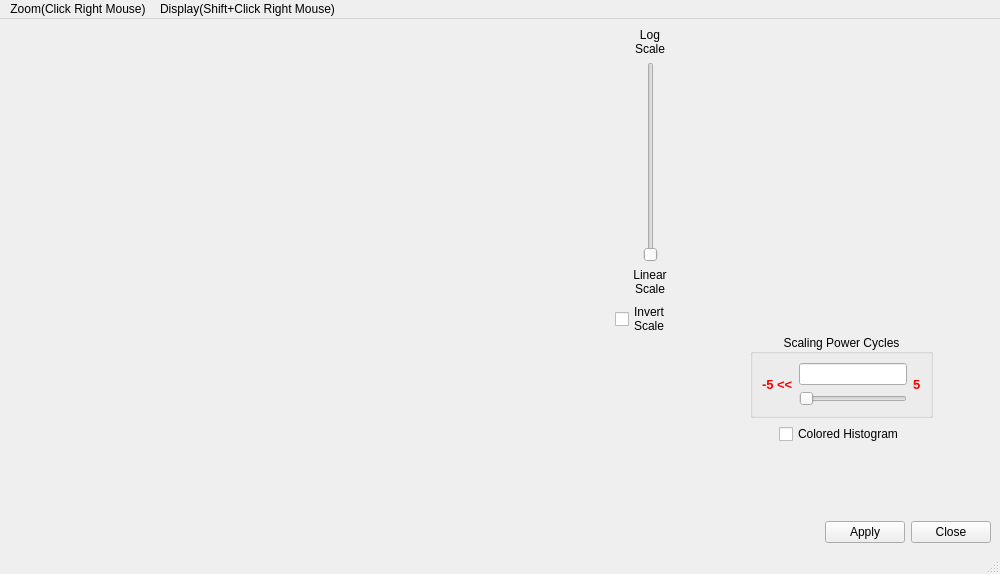
Old version of the form code/display/QtViewer/ColorHistogram.ui in the repository radio-astro/casa.
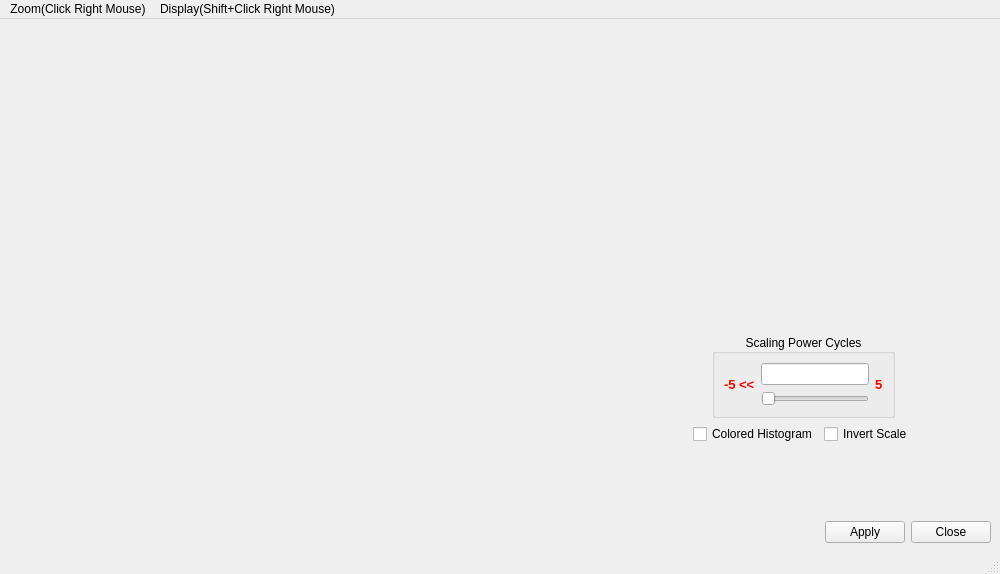
New version of the form.

Commit message: New Development: No             JIRA Issue: No         Ready for Test: Yes      Interface Changes: No What Interface Changed: Please list interface changes          Test Programs: List test programs   Put in Release Notes: No              Module(s): Viewer            Description: Removing incorrect implement of log scale on color histogram.

```diff
--- a/code/display/QtViewer/ColorHistogram.ui
+++ b/code/display/QtViewer/ColorHistogram.ui
@@ -39,118 +39,6 @@
         </property>
        </widget>
       </item>
-      <item>
-       <layout class="QVBoxLayout" name="verticalLayout_2">
-        <item>
-         <widget class="QLabel" name="label_2">
-          <property name="text">
-           <string>Log
-Scale</string>
-          </property>
-          <property name="alignment">
-           <set>Qt::AlignCenter</set>
-          </property>
-         </widget>
-        </item>
-        <item>
-         <layout class="QHBoxLayout" name="horizontalLayout_6">
-          <item>
-           <spacer name="horizontalSpacer_6">
-            <property name="orientation">
-             <enum>Qt::Horizontal</enum>
-            </property>
-            <property name="sizeHint" stdset="0">
-             <size>
-              <width>3</width>
-              <height>20</height>
-             </size>
-            </property>
-           </spacer>
-          </item>
-          <item>
-           <widget class="QSlider" name="logScaleSlider">
-            <property name="sizePolicy">
-             <sizepolicy hsizetype="Fixed" vsizetype="MinimumExpanding">
-              <horstretch>0</horstretch>
-              <verstretch>0</verstretch>
-             </sizepolicy>
-            </property>
-            <property name="minimumSize">
-             <size>
-              <width>0</width>
-              <height>200</height>
-             </size>
-            </property>
-            <property name="orientation">
-             <enum>Qt::Vertical</enum>
-            </property>
-           </widget>
-          </item>
-          <item>
-           <spacer name="horizontalSpacer_7">
-            <property name="orientation">
-             <enum>Qt::Horizontal</enum>
-            </property>
-            <property name="sizeHint" stdset="0">
-             <size>
-              <width>3</width>
-              <height>20</height>
-             </size>
-            </property>
-           </spacer>
-          </item>
-         </layout>
-        </item>
-        <item>
-         <widget class="QLabel" name="label">
-          <property name="text">
-           <string>Linear
-Scale</string>
-          </property>
-          <property name="alignment">
-           <set>Qt::AlignCenter</set>
-          </property>
-         </widget>
-        </item>
-        <item>
-         <widget class="QCheckBox" name="invertMapCheckBox">
-          <property name="toolTip">
-           <string>Invert the color map.</string>
-          </property>
-          <property name="text">
-           <string>Invert
-Scale</string>
-          </property>
-         </widget>
-        </item>
-        <item>
-         <spacer name="verticalSpacer_2">
-          <property name="orientation">
-           <enum>Qt::Vertical</enum>
-          </property>
-          <property name="sizeHint" stdset="0">
-           <size>
-            <width>20</width>
-            <height>40</height>
-           </size>
-          </property>
-         </spacer>
-        </item>
-        <item>
-         <spacer name="verticalSpacer_4">
-          <property name="orientation">
-           <enum>Qt::Vertical</enum>
-          </property>
-          <property name="sizeHint" stdset="0">
-           <size>
-            <width>20</width>
-            <height>40</height>
-           </size>
-          </property>
-         </spacer>
-        </item>
-       </layout>
-      </item>
       <item>
        <layout class="QVBoxLayout" name="verticalLayout_4">
         <item>
@@ -298,6 +186,16 @@
             </property>
            </widget>
           </item>
+          <item>
+           <widget class="QCheckBox" name="invertMapCheckBox">
+            <property name="toolTip">
+             <string>Invert the color map.</string>
+            </property>
+            <property name="text">
+             <string>Invert Scale</string>
+            </property>
+           </widget>
+          </item>
           <item>
            <spacer name="horizontalSpacer_3">
             <property name="orientation">
```
The commit also changes 1 other file.
